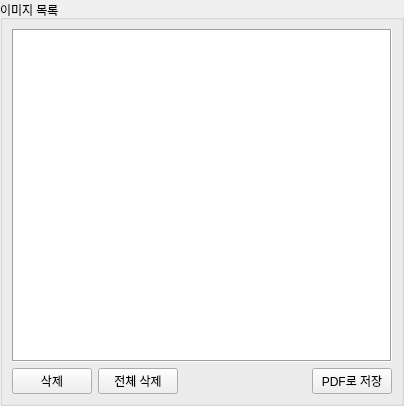
Qt form ui/image_list_widget.ui (gyuha/capture-macro2) before a commit.
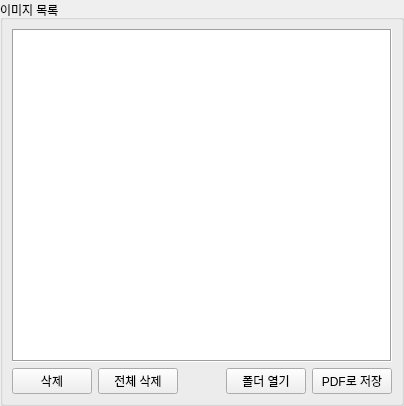
The same form after that commit.

The edit to the form file:
```diff
--- a/ui/image_list_widget.ui
+++ b/ui/image_list_widget.ui
@@ -101,6 +101,13 @@
           </property>
          </spacer>
         </item>
+        <item>
+         <widget class="QPushButton" name="btnOpenFolder">
+          <property name="text">
+           <string>폴더 열기</string>
+          </property>
+         </widget>
+        </item>
         <item>
          <widget class="QPushButton" name="btnToPdf">
           <property name="text">
```
Left out of the diff: 12 changed lines with no effect on the pictures.
